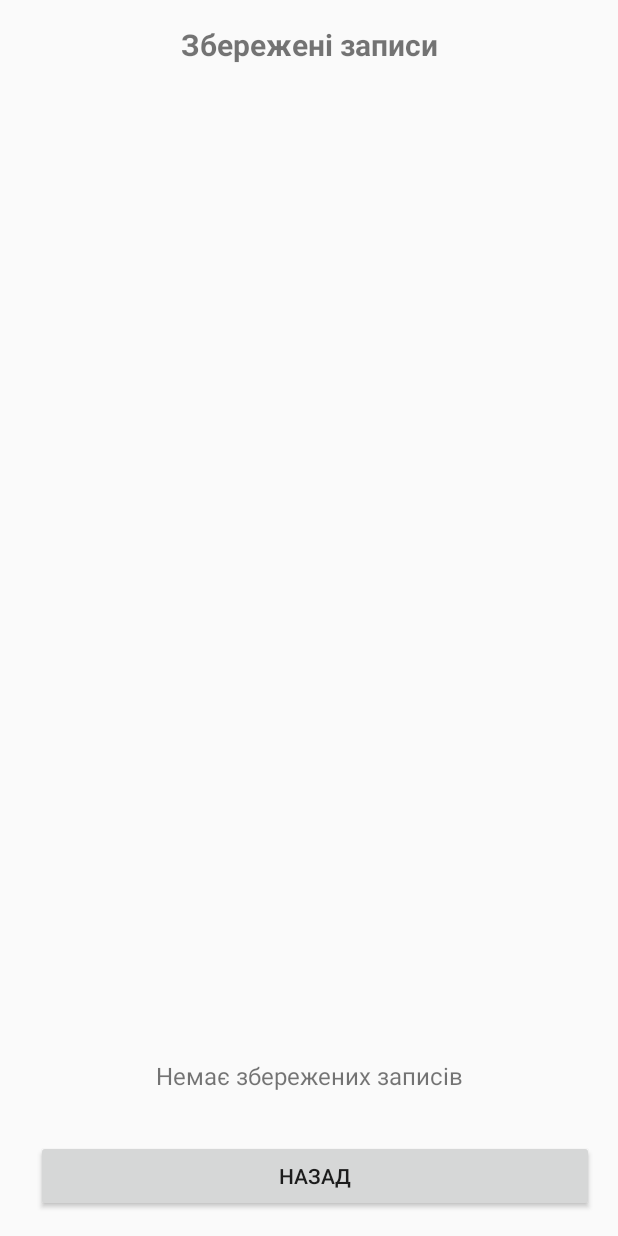
After one commit to konrelityw/labs_android, an Android app built with Jetpack Compose: the StoredDataActivity screen opened directly, with no data from a screen before it, on a phone screen of 412 x 824 dp. The commit adds this screen. Run offline under Robolectric (Android 15) with nearby library versions, the phone set to English and light mode, and no system bars.

Commit message:
added lab3

```diff
--- a/app/build.gradle.kts
+++ b/app/build.gradle.kts
@@ -57,10 +57,9 @@ dependencies {
     implementation(libs.androidx.ui.graphics)
     implementation(libs.androidx.ui.tooling.preview)
     implementation(libs.androidx.material3)
-
+    implementation ("androidx.core:core-ktx:1.8.0")
     implementation("androidx.fragment:fragment-ktx:1.6.2")
-    implementation("androidx.fragment:fragment-compose:1.6.2")
-
+    implementation ("androidx.appcompat:appcompat:1.5.0")
     implementation("androidx.constraintlayout:constraintlayout:2.1.4")
     implementation("com.google.android.material:material:1.11.0")
 
--- a/app/src/main/AndroidManifest.xml
+++ b/app/src/main/AndroidManifest.xml
@@ -11,7 +11,7 @@
         android:theme="@style/Theme.AppCompat.Light.NoActionBar">
 
 
-    <activity
+        <activity
             android:name="com.example.lab1_android.MainActivity"
             android:exported="true">
             <intent-filter>
@@ -19,7 +19,9 @@
                 <category android:name="android.intent.category.LAUNCHER" />
             </intent-filter>
         </activity>
-
+        <activity
+            android:name=".StoredDataActivity"
+            android:exported="false" />
     </application>
 
 </manifest>
--- a/app/src/main/java/com/example/lab1_android/MainActivity.kt
+++ b/app/src/main/java/com/example/lab1_android/MainActivity.kt
@@ -1,5 +1,6 @@
 package com.example.lab1_android
 
+import android.content.Intent
 import android.os.Bundle
 import androidx.appcompat.app.AppCompatActivity
 import androidx.fragment.app.commit
@@ -26,4 +27,9 @@ class MainActivity : AppCompatActivity() {
             addToBackStack(null)
         }
     }
+
+    fun openStoredDataActivity() {
+        val intent = Intent(this, StoredDataActivity::class.java)
+        startActivity(intent)
+    }
 }
--- /dev/null
+++ b/app/src/main/java/com/example/lab1_android/StoredDataActivity.kt
@@ -0,0 +1,81 @@
+package com.example.lab1_android
+
+import android.os.Bundle
+import android.util.TypedValue
+import android.view.LayoutInflater
+import android.view.View
+import android.widget.LinearLayout
+import android.widget.TextView
+import androidx.appcompat.app.AppCompatActivity
+import com.example.lab1_android.databinding.ActivityStoredDataBinding
+import java.text.SimpleDateFormat
+import java.util.Date
+import java.util.Locale
+
+class StoredDataActivity : AppCompatActivity() {
+    private lateinit var binding: ActivityStoredDataBinding
+    private lateinit var fileHelper: FileHelper
+
+    override fun onCreate(savedInstanceState: Bundle?) {
+        super.onCreate(savedInstanceState)
+        binding = ActivityStoredDataBinding.inflate(layoutInflater)
+        setContentView(binding.root)
+
+        fileHelper = FileHelper(this)
+
+        displayStoredData()
+
+        binding.backButton.setOnClickListener {
+            finish()
+        }
+
+        binding.clearButton.setOnClickListener {
+            if (fileHelper.clearAllEntries()) {
+                displayStoredData()
+            }
+        }
+    }
+
+    private fun displayStoredData() {
+        binding.entriesContainer.removeAllViews()
+
+        val entries = fileHelper.getAllEntries()
+
+        if (entries.isEmpty()) {
+            binding.emptyDataMessage.visibility = View.VISIBLE
+            binding.clearButton.visibility = View.GONE
+        } else {
+            binding.emptyDataMessage.visibility = View.GONE
+            binding.clearButton.visibility = View.VISIBLE
+
+            val dateFormat = SimpleDateFormat("dd.MM.yyyy HH:mm:ss", Locale.getDefault())
+
+            entries.forEachIndexed { index, entry ->
+                val entryView = LayoutInflater.from(this)
+                    .inflate(R.layout.item_stored_entry, binding.entriesContainer, false)
+
+                val textView = entryView.findViewById<TextView>(R.id.entryText)
+                val infoView = entryView.findViewById<TextView>(R.id.entryInfo)
+
+                textView.text = entry.text
+                textView.setTextSize(TypedValue.COMPLEX_UNIT_SP, entry.fontSize)
+
+                val date = Date(entry.timestamp)
+                infoView.text = "Запис #${index + 1} | Розмір: ${entry.fontSize}sp | Час: ${dateFormat.format(date)}"
+
+                binding.entriesContainer.addView(entryView)
+                if (index < entries.size - 1) {
+                    val divider = View(this)
+                    val dividerParams = LinearLayout.LayoutParams(
+                        LinearLayout.LayoutParams.MATCH_PARENT,
+                        2
+                    )
+                    dividerParams.setMargins(0, 16, 0, 16)
+                    divider.layoutParams = dividerParams
+                    divider.setBackgroundColor(getColor(android.R.color.darker_gray))
+                    binding.entriesContainer.addView(divider)
+                }
+            }
+        }
+    }
+}
--- /dev/null
+++ b/app/src/main/res/layout/activity_stored_data.xml
@@ -0,0 +1,62 @@
+<?xml version="1.0" encoding="utf-8"?>
+<LinearLayout
+    xmlns:android="http://schemas.android.com/apk/res/android"
+    android:layout_width="match_parent"
+    android:layout_height="match_parent"
+    android:orientation="vertical"
+    android:padding="16dp">
+
+    <TextView
+        android:layout_width="match_parent"
+        android:layout_height="wrap_content"
+        android:text="Збережені записи"
+        android:textSize="20sp"
+        android:textStyle="bold"
+        android:gravity="center"
+        android:layout_marginBottom="16dp"/>
+
+    <ScrollView
+        android:layout_width="match_parent"
+        android:layout_height="0dp"
+        android:layout_weight="1">
+
+        <LinearLayout
+            android:id="@+id/entriesContainer"
+            android:layout_width="match_parent"
+            android:layout_height="wrap_content"
+            android:orientation="vertical"/>
+    </ScrollView>
+
+    <TextView
+        android:id="@+id/emptyDataMessage"
+        android:layout_width="match_parent"
+        android:layout_height="wrap_content"
+        android:text="Немає збережених записів"
+        android:textSize="16sp"
+        android:gravity="center"
+        android:padding="16dp"
+        android:visibility="gone"/>
+
+    <LinearLayout
+        android:layout_width="match_parent"
+        android:layout_height="wrap_content"
+        android:orientation="horizontal"
+        android:layout_marginTop="16dp">
+
+        <Button
+            android:id="@+id/clearButton"
+            android:layout_width="0dp"
+            android:layout_height="wrap_content"
+            android:layout_weight="1"
+            android:text="Очистити всі"
+            android:layout_marginEnd="8dp"/>
+
+        <Button
+            android:id="@+id/backButton"
+            android:layout_width="0dp"
+            android:layout_height="wrap_content"
+            android:layout_weight="1"
+            android:text="Назад"
+            android:layout_marginStart="8dp"/>
+    </LinearLayout>
+</LinearLayout>
--- a/app/src/main/res/values/strings.xml
+++ b/app/src/main/res/values/strings.xml
@@ -6,4 +6,5 @@
     <string name="input_hint">Введіть текст</string>
     <string name="ok_button">OK</string>
     <string name="cancel_button">Cancel</string>
+    <string name="open_button">Open</string>
 </resources>
```
Also changed, not shown: app/src/main/java/com/example/lab1_android/FileHelper.kt (added, +67 -0 lines), app/src/main/java/com/example/lab1_android/InputFragment.kt (+15 -0 lines), app/src/main/res/layout/fragment_input.xml (+21 -4 lines), app/src/main/res/layout/item_stored_entry.xml (added, +23 -0 lines).
